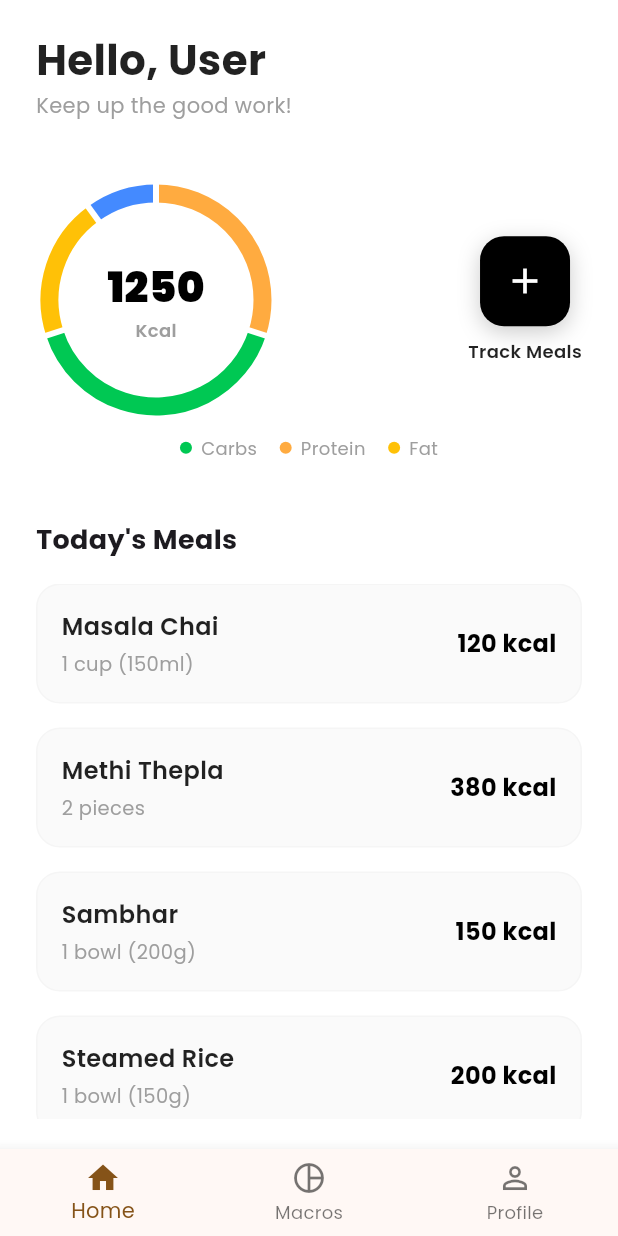
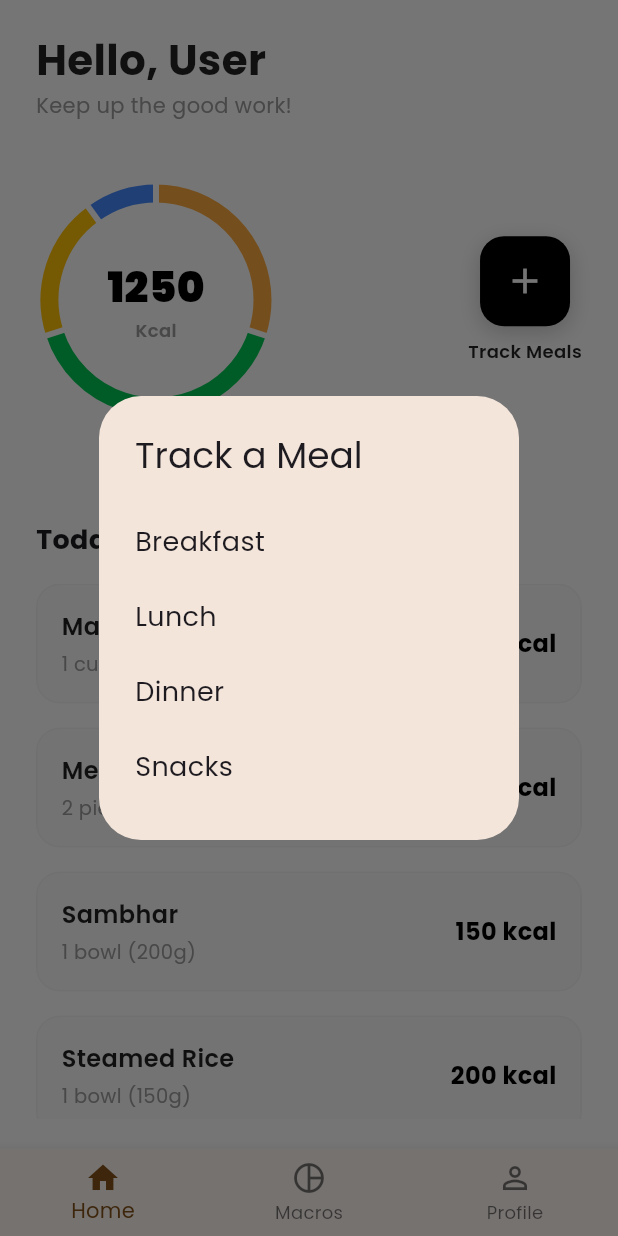
Before and after one commit to girixyz/calorie_tracker, a Flutter app: the screen it shows after launch, after a tap on the "add" icon, on a phone screen of 412 x 824 dp. Run offline on Flutter 3.47's test engine with Material 3 defaults, Android fonts, the phone set to English and light mode, and no system bars; drawn by our look-alikes of fl_chart; our stand-ins replace google_fonts.

Commit message:
search function in track meal

```diff
--- a/lib/main.dart
+++ b/lib/main.dart
@@ -1,5 +1,6 @@
 import 'dart:convert';
 
+import 'package:calorie_tracker/search_meal_screen.dart';
 import 'package:flutter/material.dart';
 import 'package:flutter/services.dart';
 import 'package:google_fonts/google_fonts.dart';
@@ -123,6 +124,48 @@ class HomeScreen extends StatelessWidget {
       required this.fiberPercent,
       required this.todaysMeals});
 
+  Future<void> _showMealTypePopup(BuildContext context) async {
+    return showDialog<void>(
+      context: context,
+      builder: (BuildContext context) {
+        return AlertDialog(
+          title: const Text('Track a Meal'),
+          content: SingleChildScrollView(
+            child: ListBody(
+              children: <Widget>[
+                _mealTypeOption(context, 'Breakfast'),
+                _mealTypeOption(context, 'Lunch'),
+                _mealTypeOption(context, 'Dinner'),
+                _mealTypeOption(context, 'Snacks'),
+              ],
+            ),
+          ),
+        );
+      },
+    );
+  }
+
+  Widget _mealTypeOption(BuildContext context, String mealType) {
+    return GestureDetector(
+      onTap: () {
+        Navigator.of(context).pop(); // Close the dialog
+        _navigateToSearchScreen(context, mealType);
+      },
+      child: Padding(
+        padding: const EdgeInsets.symmetric(vertical: 12.0),
+        child: Text(mealType, style: const TextStyle(fontSize: 18)),
+      ),
+    );
+  }
+
+  void _navigateToSearchScreen(BuildContext context, String mealType) {
+    Navigator.of(context).push(
+      MaterialPageRoute(
+        builder: (context) => SearchMealScreen(mealType: mealType),
+      ),
+    );
+  }
+
   @override
   Widget build(BuildContext context) {
     return Scaffold(
@@ -213,9 +256,7 @@ class HomeScreen extends StatelessWidget {
                           ],
                         ),
                         child: IconButton(
-                          onPressed: () {
-                            // TODO: Open Add Meal Screen
-                          },
+                          onPressed: () => _showMealTypePopup(context),
                           icon: const Icon(Icons.add, color: Colors.white, size: 28),
                         ),
                       ),
```
Also changed, not shown: lib/search_meal_screen.dart (added, +97 -0 lines).
